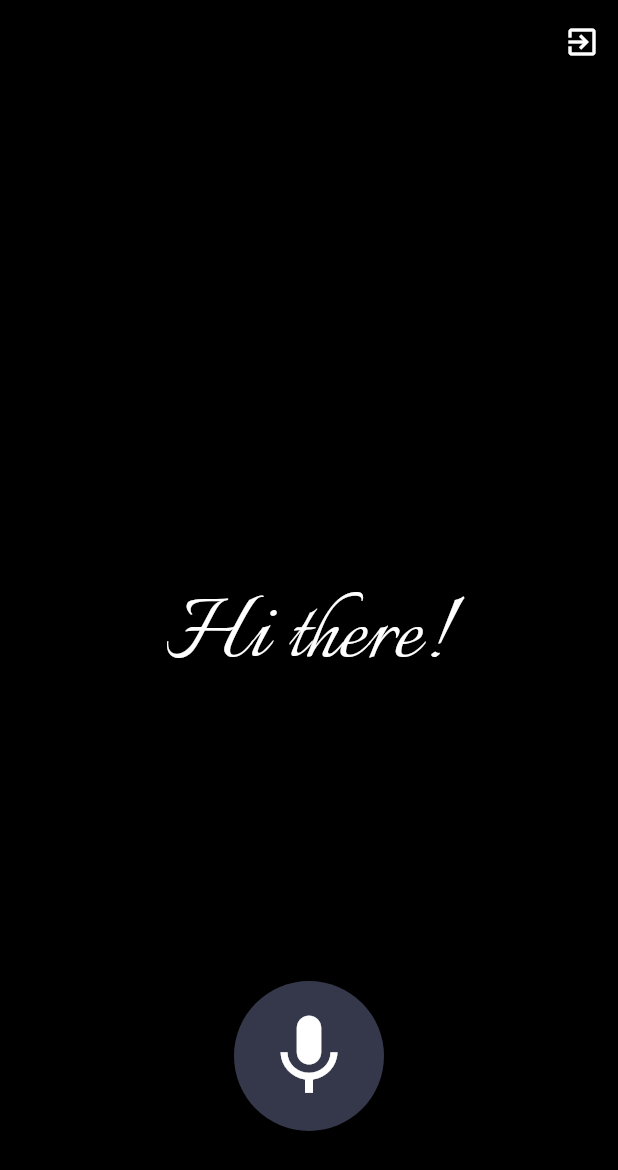
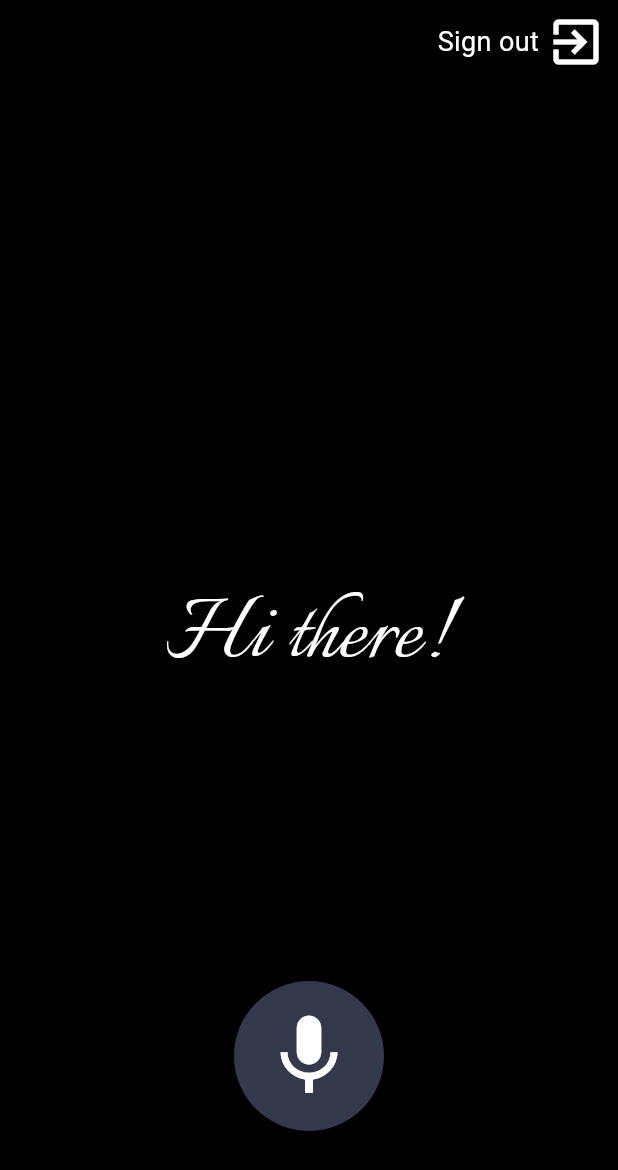
Before and after one commit to MohAdel13/GP, a Flutter app: the RecScreen screen opened directly, on a phone screen of 412 x 824 dp. Shown: the top 1170 px of the screen. Run offline on Flutter 3.47's test engine with Material 3 defaults, Android fonts, the phone set to English and light mode, and no system bars; drawn by our look-alikes of animated_text_kit; our stand-ins replace audioplayers, awesome_dialog, firebase_auth, firebase_core, fluttertoast, loading_animation_widget and 2 more; missing offline and left inert: record, siri_wave; accounts and stored records are empty.

Commit message:
Seminar's demo version

```diff
--- a/gp_project/lib/recorder.dart
+++ b/gp_project/lib/recorder.dart
@@ -1,4 +1,7 @@
+import 'dart:math';
+
 import 'package:audioplayers/audioplayers.dart';
+import 'package:awesome_dialog/awesome_dialog.dart';
 import 'package:firebase_auth/firebase_auth.dart';
 import 'package:flutter/material.dart';
 import 'package:siri_wave/siri_wave.dart';
@@ -6,6 +9,7 @@ import 'package:record/record.dart';
 import 'package:permission_handler/permission_handler.dart';
 import 'package:animated_text_kit/animated_text_kit.dart';
 import 'package:path_provider/path_provider.dart';
+import 'package:loading_animation_widget/loading_animation_widget.dart';
 
 import 'login.dart';
 
@@ -20,6 +24,13 @@ class _RecScreenState extends State<RecScreen> {
   final record = AudioRecorder();
   final player = AudioPlayer();
   late String path;
+  bool analysis = false;
+  bool showResult = false;
+
+  List<String> emotions =[
+    'Angry', 'Happy', 'Sad', 'Disgust', 'Fearful', 'Surprised', 'Neutral', 'Calm'
+  ];
+
 
   @override
   void dispose() {
@@ -29,8 +40,43 @@ class _RecScreenState extends State<RecScreen> {
     player.dispose();
   }
 
+
   @override
   Widget build(BuildContext context) {
+    if(showResult){
+      final Random random = Random();
+      int rand = random.nextInt(7);
+      WidgetsBinding.instance
+          .addPostFrameCallback((_) => AwesomeDialog (
+          customHeader: null,
+          context: context,
+          dialogType: DialogType.success,
+          animType: AnimType.rightSlide,
+          titleTextStyle: const TextStyle(color: Colors.black),
+          descTextStyle: const TextStyle(color: Colors.green),
+          body: Column(
+            children: [
+              const Text('Analysis Done..', style: TextStyle(color: Colors.black, fontWeight: FontWeight.bold, fontSize: 20.0),),
+              Padding(
+                padding: const EdgeInsets.only(top: 10.0),
+                child: Image(
+                    image: AssetImage('assets/images/${emotions[rand].toLowerCase()}.png'),
+                    fit: BoxFit.scaleDown,
+                    alignment: FractionalOffset.center
+                ),
+              ),
+              Padding(
+                padding: const EdgeInsets.only(bottom: 10.0),
+                child: Text(emotions[rand], style: const TextStyle(color: Colors.black)),
+              ),
+            ],
+          )
+      ).show());
+
+      showResult = false;
+      analysis = false;
+      isRecord = false;
+    }
     return Scaffold(
       appBar: AppBar(
         automaticallyImplyLeading: false,
@@ -39,7 +85,14 @@ class _RecScreenState extends State<RecScreen> {
             await FirebaseAuth.instance.signOut();
             Navigator.of(context).pushReplacement(MaterialPageRoute(builder: (context)=>LoginScreen()));
 
-          }, icon: const Icon(Icons.exit_to_app),color: Colors.white,)
+          },
+            icon: const Row(
+              children: [
+                Text('Sign out ', style: TextStyle(color: Colors.white, fontSize: 18.0),),
+                Icon(Icons.exit_to_app, size: 40.0,)
+              ],
+            ),
+            color: Colors.white,)
         ],
         backgroundColor: Colors.black,
       ),
@@ -51,17 +104,17 @@ class _RecScreenState extends State<RecScreen> {
                 mainAxisAlignment: MainAxisAlignment.center,
                 children: [
                   Visibility(
-                    visible: isRecord,
-                    child: const Text(
-                      'Listening...',
-                      style: TextStyle(
+                    visible: isRecord || analysis,
+                    child: Text(
+                      analysis ? 'Processing..': 'Listening...',
+                      style: const TextStyle(
                           color: Colors.white,
                           fontSize: 70.0,
                           fontFamily: 'Italiano'),
                     ),
                   ),
                   Visibility(
-                      visible: !isRecord,
+                      visible: !(isRecord||analysis),
                       child: AnimatedTextKit(
                         animatedTexts: [
                           TyperAnimatedText(
@@ -75,20 +128,17 @@ class _RecScreenState extends State<RecScreen> {
                         ],
                         totalRepeatCount: 1,
                       )
-                    //const Text(
-                    //   'Hi',
-                    //   style: TextStyle(
-                    //       color: Colors.white,
-                    //       fontSize: 70.0,
-                    //       fontFamily: 'Italiano'),
-                    // ),
                   ),
                   const SizedBox(
                     height: 30.0,
                   ),
                   Visibility(
-                    visible: isRecord,
-                    child: SiriWaveform.ios9(
+                    visible: isRecord || analysis,
+                    child: analysis ? LoadingAnimationWidget.flickr(
+                      leftDotColor: Colors.white,
+                      rightDotColor: Colors.blue,
+                      size: 50,
+                    ) : SiriWaveform.ios9(
                         controller: IOS9SiriWaveformController(
                           amplitude: 1,
                           speed: 0.1,
@@ -102,7 +152,9 @@ class _RecScreenState extends State<RecScreen> {
               ),
             ),
 
-            Padding(
+            Visibility(
+              visible: !analysis,
+              child: Padding(
                 padding: const EdgeInsets.symmetric(vertical: 70.0),
                 child: Align(
                   alignment: Alignment.bottomCenter,
@@ -110,7 +162,7 @@ class _RecScreenState extends State<RecScreen> {
                     width: 100,
                     height: 100,
                     decoration: BoxDecoration(
-                      color: Color(0xFF35374B),
+                        color: const Color(0xFF35374B),
                         borderRadius: BorderRadius.circular(60.0)
                     ),
                     child: GestureDetector(
@@ -137,7 +189,17 @@ class _RecScreenState extends State<RecScreen> {
                                 TextButton(
                                   onPressed: () {
                                     record.stop();
-                                  player.play(UrlSource(path));
+                                   // player.play(UrlSource(path));
+                                    setState(() {
+                                      analysis = true;
+                                      isRecord = false;
+                                    });
+                                    Future.delayed(const Duration(seconds: 8), () {
+                                      setState(() {
+                                        showResult = true;
+                                      });
+                                    });
+                                    Navigator.pop(context);
                                   },
                                   child: const Text('Yes'),
                                 ),
@@ -157,6 +219,7 @@ class _RecScreenState extends State<RecScreen> {
                         Icons.mic,
                         color: isRecord ? Colors.blue : Colors.white,
                         size: 65.0,
+                      ),
                     ),
                   ),
                 ),
@@ -181,4 +244,5 @@ class _RecScreenState extends State<RecScreen> {
     }
     return null;
   }
+
 }
--- a/gp_project/pubspec.yaml
+++ b/gp_project/pubspec.yaml
@@ -37,6 +37,7 @@ dependencies:
   siri_wave: ^2.0.0+1
   slider_button: ^2.1.0
   awesome_dialog: ^3.2.0
+  loading_animation_widget: ^1.2.0+4
 
 dev_dependencies:
   flutter_test:
```
Also changed, not shown: gp_project/assets/images/angry.png (added), gp_project/assets/images/calm.png (added), gp_project/assets/images/disgust.png (added), gp_project/assets/images/fearful.png (added), gp_project/assets/images/happy.png (added), gp_project/assets/images/neutral.png (added), gp_project/assets/images/sad.png (added), gp_project/assets/images/surprised.png (added), gp_project/pubspec.lock. Lines whose indentation alone changed are shown as unchanged.
